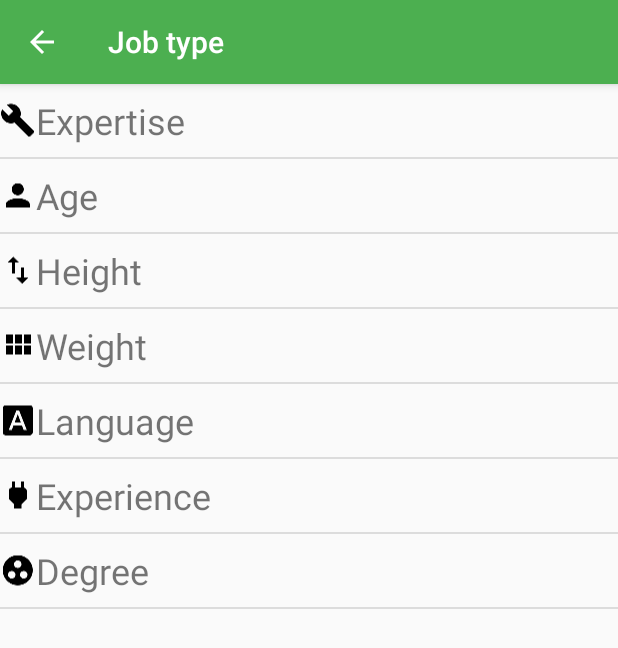
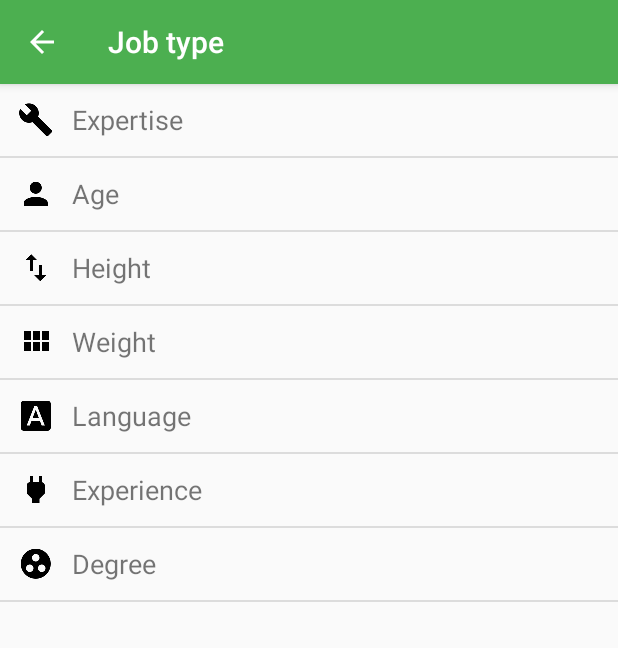
Before and after one commit to tdh4vn/MAHR, an Android app: the screen it shows after launch (ListJobsActivity), after a tap on "VIETNAM", on a phone screen of 412 x 824 dp. Shown: the top 648 px of the screen. Run offline under Robolectric (Android 15) with nearby library versions, the phone set to English and light mode, and no system bars.

Commit message:
Change selection margin

```diff
--- a/MAHR/app/src/main/res/layout/list_item_employee_property.xml
+++ b/MAHR/app/src/main/res/layout/list_item_employee_property.xml
@@ -1,16 +1,18 @@
 <?xml version="1.0" encoding="utf-8"?>
 <LinearLayout xmlns:android="http://schemas.android.com/apk/res/android"
-    android:orientation="horizontal" android:layout_width="match_parent"
-    android:layout_height="match_parent">
+    android:orientation="horizontal"
+    android:layout_width="match_parent"
+    android:layout_height="wrap_content">
     <ImageView
         android:id="@+id/imv_employee_property"
         android:layout_width="wrap_content"
-        android:layout_height="match_parent" />
+        android:layout_height="wrap_content"
+        android:layout_gravity="center"
+        android:layout_margin="@dimen/large_selection_icon_margin"/>
     <TextView
         android:id="@+id/txv_employee_property"
         android:layout_width="match_parent"
-        android:layout_height="match_parent"
-        android:textSize="@dimen/large_selection_text_size"
-        android:layout_marginTop="@dimen/large_selection_margin"
-        android:layout_marginBottom="@dimen/large_selection_margin"/>
+        android:layout_height="wrap_content"
+        android:layout_gravity="center"
+        android:textSize="@dimen/large_selection_text_size"/>
 </LinearLayout>
--- a/MAHR/app/src/main/res/values/dimens.xml
+++ b/MAHR/app/src/main/res/values/dimens.xml
@@ -7,7 +7,10 @@
     <dimen name="main_activity_button_padding">18dp</dimen>
     <dimen name="main_activity_button_text_size">32sp</dimen>
 
-    <dimen name="large_selection_text_size">24sp</dimen>
+    <dimen name="large_selection_text_size">18sp</dimen>
+    <dimen name="large_selection_margin_within">4dp</dimen>
+    <dimen name="large_selection_margin_left">12dp</dimen>
+    <dimen name="large_selection_icon_margin">12dp</dimen>
     <dimen name="large_selection_margin">8dp</dimen>
 
     <dimen name="fab_margin">16dp</dimen>
```
